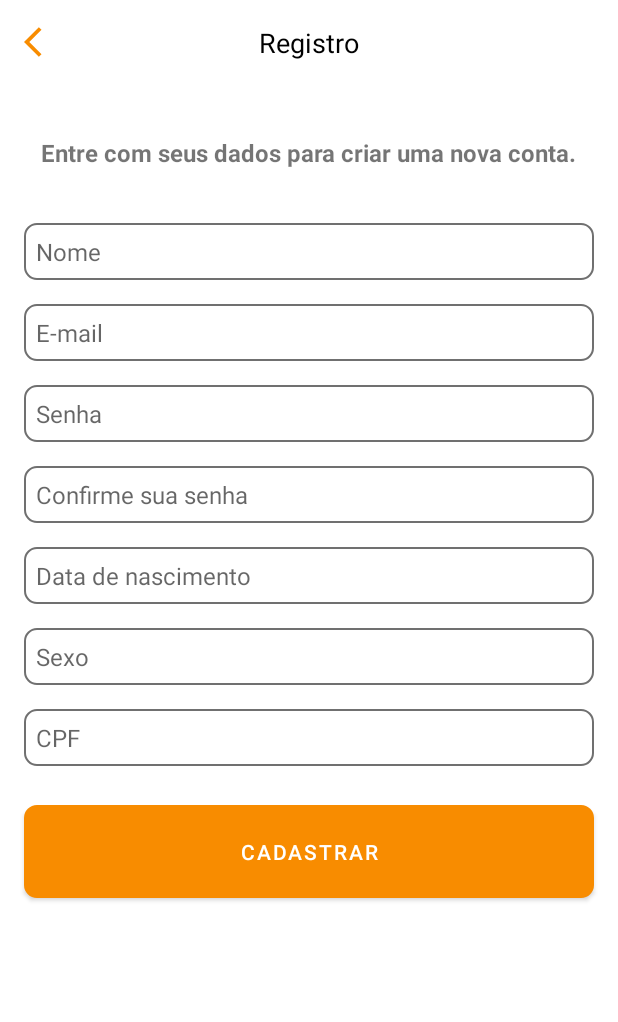
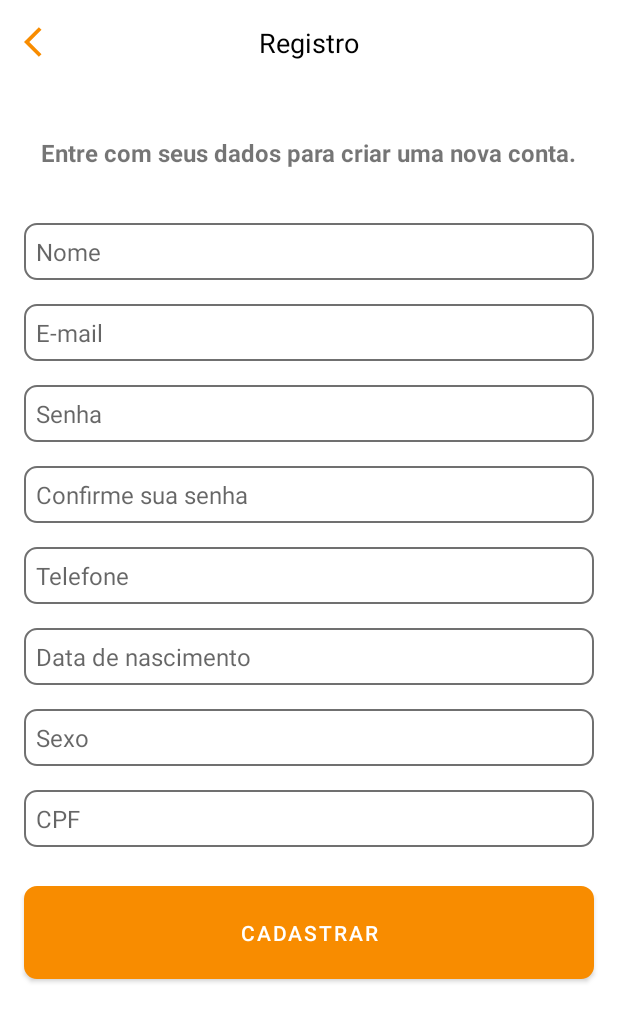
Before and after one commit to Kjorgesilva/LStore, an Android app: the RegisterActivity screen opened directly, with no data from a screen before it, on a phone screen of 412 x 824 dp. Shown: the top 1022 px of the screen. Run offline under Robolectric (Android 15) with nearby library versions, the phone set to English and light mode, and no system bars; our stand-ins replace Room's generated code.

Commit message:
Criação do campo telefone na tela de registro e no bd

```diff
--- a/app/src/main/java/com/example/lstore/model/User.kt
+++ b/app/src/main/java/com/example/lstore/model/User.kt
@@ -33,5 +33,9 @@ data class User(
 
     //cpf do usuario.
     @ColumnInfo(name = "cpf")
-    var cpf: String
+    var cpf: String,
+
+    //telefone do usuario.
+    @ColumnInfo(name = "phoneNumber")
+    var phoneNumber: String
 )
--- a/app/src/main/java/com/example/lstore/ui/register/RegisterActivity.kt
+++ b/app/src/main/java/com/example/lstore/ui/register/RegisterActivity.kt
@@ -62,7 +62,8 @@ class RegisterActivity : AppCompatActivity() {
             password = binding.edtPassword.text.toString(),
             birthDate = binding.edtBirthdate.text.toString(),
             cpf = binding.edtCpf.text.toString(),
-            gender = binding.edtGender.text.toString()
+            gender = binding.edtGender.text.toString(),
+            phoneNumber = binding.edtPhoneNumber.text.toString()
         )
     }
 
--- a/app/src/main/res/layout/activity_register.xml
+++ b/app/src/main/res/layout/activity_register.xml
@@ -112,6 +112,20 @@
                 app:layout_constraintTop_toBottomOf="@+id/edt_password" />
 
             <EditText
+                android:id="@+id/edt_phone_number"
+                android:layout_width="match_parent"
+                android:layout_height="wrap_content"
+                android:layout_margin="16dp"
+                android:background="@drawable/rounded_edittext"
+                android:hint="@string/txt_register_phone_number"
+                android:inputType="number"
+                android:padding="8dp"
+                android:textSize="16sp"
+                app:layout_constraintEnd_toEndOf="parent"
+                app:layout_constraintStart_toStartOf="parent"
+                app:layout_constraintTop_toBottomOf="@+id/edt_repeat_password"/>
+
+            <EditText
                 android:id="@+id/edt_birthdate"
                 android:layout_width="match_parent"
                 android:layout_height="wrap_content"
@@ -123,7 +137,7 @@
                 android:textSize="16sp"
                 app:layout_constraintEnd_toEndOf="parent"
                 app:layout_constraintStart_toStartOf="parent"
-                app:layout_constraintTop_toBottomOf="@+id/edt_repeat_password" />
+                app:layout_constraintTop_toBottomOf="@+id/edt_phone_number" />
 
             <EditText
                 android:id="@+id/edt_gender"
--- a/app/src/main/res/values/strings.xml
+++ b/app/src/main/res/values/strings.xml
@@ -18,6 +18,7 @@
     <string name="txt_register_password">Senha</string>
     <string name="txt_register_repeat_password">Confirme sua senha</string>
     <string name="txt_register_birth_date">Data de nascimento</string>
+    <string name="txt_register_phone_number">Telefone</string>
     <string name="txt_register_gender">Sexo</string>
     <string name="txt_register_cpf">CPF</string>
     <string name="txt_register_button">Cadastrar</string>
```
Also changed, not shown: app/src/main/java/com/example/lstore/ui/register/RegisterViewModel.kt (+5 -3 lines).
